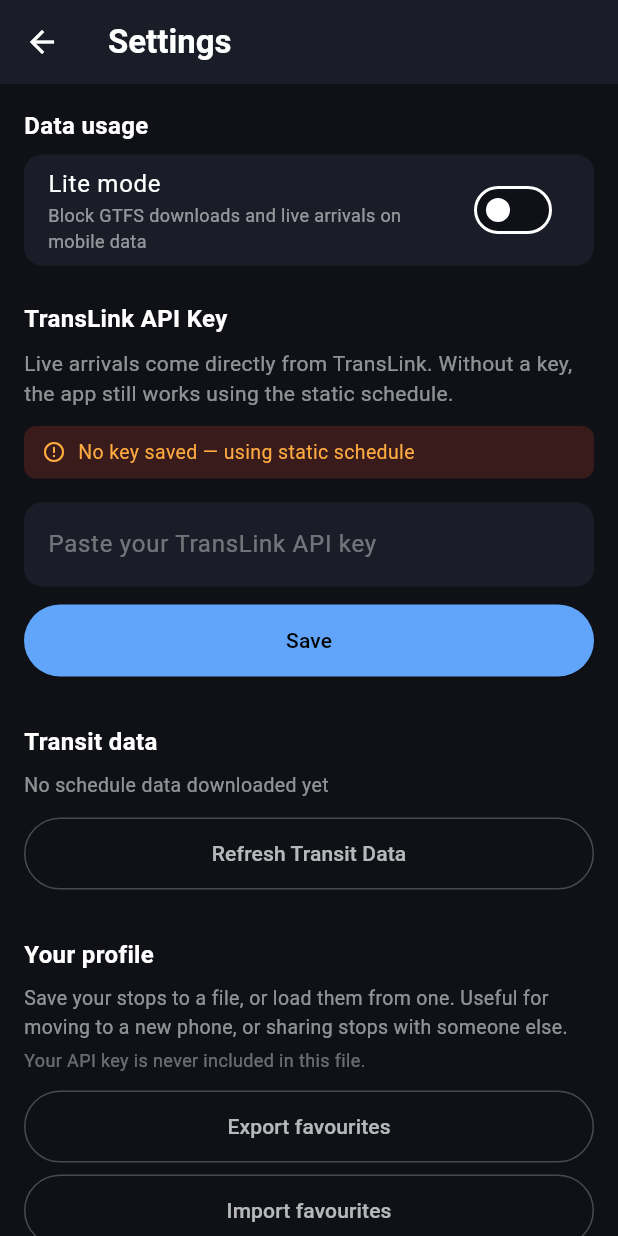
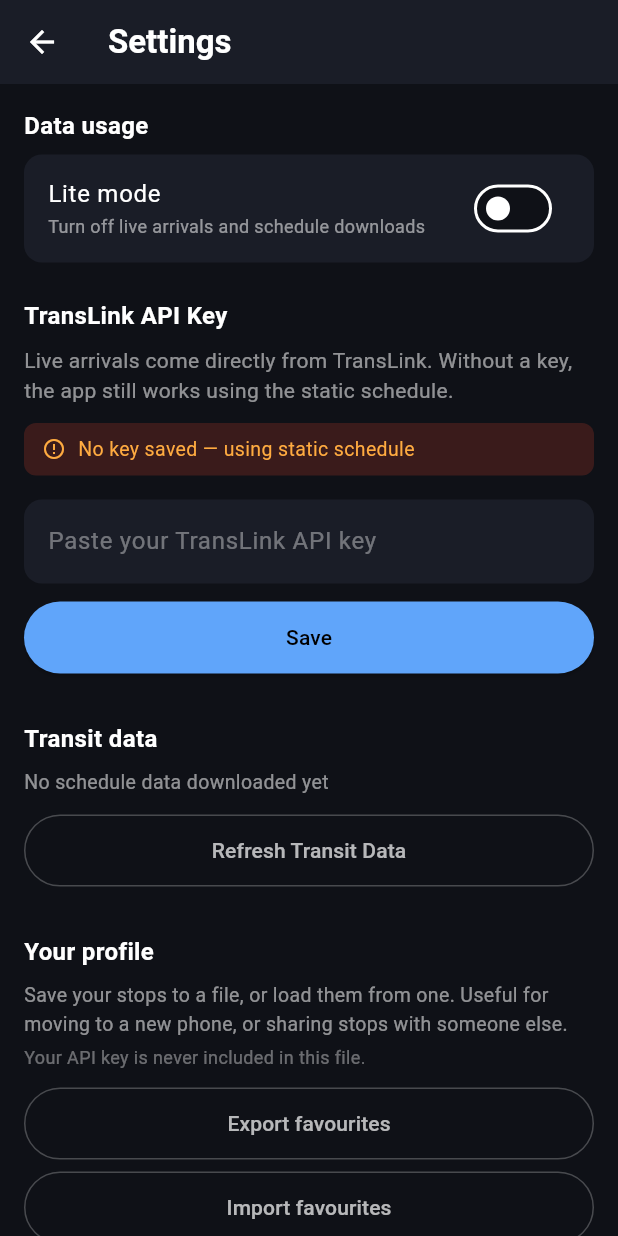
Before and after one commit to wilsmyth-del/next-bus-android, a Flutter app: the SettingsScreen screen opened directly, on a phone screen of 412 x 824 dp. Run offline on Flutter 3.47's test engine with Material 3 defaults, Android fonts, the phone set to English and light mode, and no system bars; our stand-ins replace connectivity_plus, flutter_slidable, image_picker, share_plus, shared_preferences, sqflite; missing offline and left inert: file_selector, google_mlkit_text_recognition; accounts and stored records are empty; network calls fail.

Commit message:
#321 E: Lite label says what the code does — off everywhere, not just on mobile data
The switch read 'Block GTFS downloads and live arrivals on mobile data', but
getArrivals skips the live feed and Refresh is disabled whenever Lite is on,
Wi-Fi included. Wil chose to fix the label rather than the behaviour.

Co-Authored-By: Claude Opus 5.5 <noreply@anthropic.com>

```diff
--- a/lib/screens/settings_screen.dart
+++ b/lib/screens/settings_screen.dart
@@ -342,7 +342,7 @@ class _SettingsScreenState extends State<SettingsScreen> {
                   child: SwitchListTile(
                     title: const Text('Lite mode', style: TextStyle(color: Colors.white)),
                     subtitle: const Text(
-                      'Block GTFS downloads and live arrivals on mobile data',
+                      'Turn off live arrivals and schedule downloads',
                       style: TextStyle(color: Colors.white54, fontSize: 12),
                     ),
                     value: _liteMode,
```
